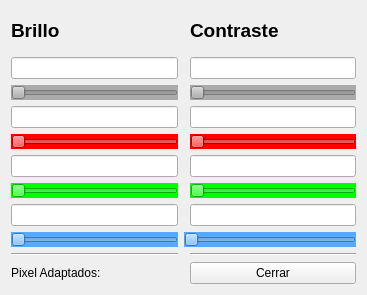
This is brilloycontraste.ui in alu0100585704/VPO as Qt 5 draws it before an edit. The edited form follows.
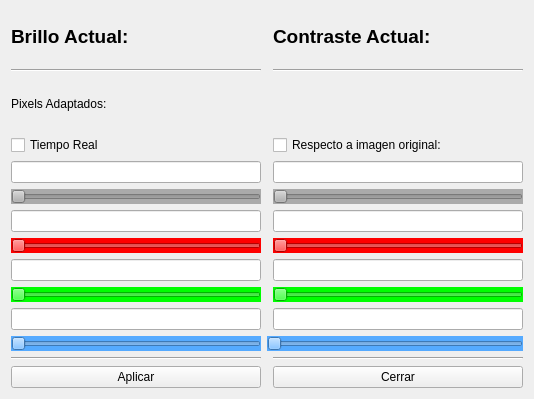
This is the edited form.

Diff of the .ui file:
```diff
--- a/brilloycontraste.ui
+++ b/brilloycontraste.ui
@@ -6,8 +6,8 @@
    <rect>
     <x>0</x>
     <y>0</y>
-    <width>367</width>
-    <height>295</height>
+    <width>534</width>
+    <height>399</height>
    </rect>
   </property>
   <property name="sizePolicy">
@@ -20,23 +20,105 @@
    <string>Form</string>
   </property>
   <layout class="QGridLayout" name="gridLayout">
+   <item row="13" column="1">
+    <widget class="QLineEdit" name="lineEdit_5"/>
+   </item>
+   <item row="7" column="1">
+    <widget class="QLineEdit" name="lineEdit"/>
+   </item>
+   <item row="10" column="1">
+    <widget class="QLineEdit" name="lineEdit_3"/>
+   </item>
+   <item row="7" column="3">
+    <widget class="QLineEdit" name="lineEdit_2"/>
+   </item>
+   <item row="8" column="3">
+    <widget class="QSlider" name="horizontalSlider_6">
+     <property name="styleSheet">
+      <string notr="true">background-color: rgb(255, 0, 0);</string>
+     </property>
+     <property name="orientation">
+      <enum>Qt::Horizontal</enum>
+     </property>
+    </widget>
+   </item>
+   <item row="13" column="3">
+    <widget class="QLineEdit" name="lineEdit_6"/>
+   </item>
    <item row="6" column="3">
+    <widget class="QSlider" name="sliderContrasteGris">
+     <property name="styleSheet">
+      <string notr="true">background-color: rgb(170, 170, 170);</string>
+     </property>
+     <property name="minimum">
+      <number>1</number>
+     </property>
+     <property name="maximum">
+      <number>127</number>
+     </property>
+     <property name="orientation">
+      <enum>Qt::Horizontal</enum>
+     </property>
+    </widget>
+   </item>
+   <item row="15" column="3">
+    <widget class="Line" name="line_2">
+     <property name="orientation">
+      <enum>Qt::Horizontal</enum>
+     </property>
+    </widget>
+   </item>
+   <item row="12" column="3">
+    <widget class="QSlider" name="horizontalSlider_5">
+     <property name="styleSheet">
+      <string notr="true">background-color: rgb(0, 255, 0);</string>
+     </property>
+     <property name="orientation">
+      <enum>Qt::Horizontal</enum>
+     </property>
+    </widget>
+   </item>
+   <item row="10" column="3">
     <widget class="QLineEdit" name="lineEdit_4"/>
    </item>
-   <item row="1" column="3">
-    <widget class="QLineEdit" name="lineEditContrasteGris"/>
+   <item row="19" column="1">
+    <widget class="QPushButton" name="pushButtonApply">
+     <property name="text">
+      <string>Aplicar</string>
+     </property>
+    </widget>
    </item>
    <item row="0" column="3">
     <widget class="QLabel" name="label_2">
      <property name="text">
-      <string>&lt;html&gt;&lt;head/&gt;&lt;body&gt;&lt;p&gt;&lt;span style=&quot; font-size:14pt; font-weight:600;&quot;&gt;Contraste&lt;/span&gt;&lt;/p&gt;&lt;/body&gt;&lt;/html&gt;</string>
+      <string>&lt;html&gt;&lt;head/&gt;&lt;body&gt;&lt;p&gt;&lt;span style=&quot; font-size:14pt; font-weight:600;&quot;&gt;Contraste Actual:&lt;/span&gt;&lt;/p&gt;&lt;/body&gt;&lt;/html&gt;</string>
      </property>
     </widget>
    </item>
-   <item row="10" column="1">
-    <widget class="QSlider" name="horizontalSlider_3">
+   <item row="8" column="1">
+    <widget class="QSlider" name="horizontalSlider">
      <property name="styleSheet">
-      <string notr="true">background-color: rgb(85, 170, 255);</string>
+      <string notr="true">background-color: rgb(255, 0, 0);</string>
+     </property>
+     <property name="orientation">
+      <enum>Qt::Horizontal</enum>
+     </property>
+    </widget>
+   </item>
+   <item row="4" column="3">
+    <widget class="QCheckBox" name="checkBoxKeepOriginal">
+     <property name="text">
+      <string>Respecto a imagen original:</string>
+     </property>
+    </widget>
+   </item>
+   <item row="6" column="1">
+    <widget class="QSlider" name="sliderBrilloGris">
+     <property name="styleSheet">
+      <string notr="true">background-color: rgb(170, 170, 170);</string>
+     </property>
+     <property name="maximum">
+      <number>255</number>
      </property>
      <property name="orientation">
       <enum>Qt::Horizontal</enum>
@@ -46,18 +128,35 @@
    <item row="0" column="1">
     <widget class="QLabel" name="label">
      <property name="text">
-      <string>&lt;html&gt;&lt;head/&gt;&lt;body&gt;&lt;p&gt;&lt;span style=&quot; font-size:14pt; font-weight:600;&quot;&gt;Brillo&lt;/span&gt;&lt;/p&gt;&lt;/body&gt;&lt;/html&gt;</string>
+      <string>&lt;html&gt;&lt;head/&gt;&lt;body&gt;&lt;p&gt;&lt;span style=&quot; font-size:14pt; font-weight:600;&quot;&gt;Brillo Actual:&lt;/span&gt;&lt;/p&gt;&lt;/body&gt;&lt;/html&gt;</string>
      </property>
     </widget>
    </item>
-   <item row="11" column="3">
-    <widget class="Line" name="line_2">
+   <item row="12" column="1">
+    <widget class="QSlider" name="horizontalSlider_2">
+     <property name="styleSheet">
+      <string notr="true">background-color: rgb(0, 255, 0);</string>
+     </property>
      <property name="orientation">
       <enum>Qt::Horizontal</enum>
      </property>
     </widget>
    </item>
-   <item row="1" column="1">
+   <item row="15" column="1">
+    <widget class="Line" name="line">
+     <property name="orientation">
+      <enum>Qt::Horizontal</enum>
+     </property>
+    </widget>
+   </item>
+   <item row="19" column="3">
+    <widget class="QPushButton" name="pushButtonClose">
+     <property name="text">
+      <string>Cerrar</string>
+     </property>
+    </widget>
+   </item>
+   <item row="5" column="1">
     <widget class="QLineEdit" name="lineEditBrilloGris">
      <property name="sizePolicy">
       <sizepolicy hsizetype="Expanding" vsizetype="Fixed">
@@ -70,67 +169,8 @@
      </property>
     </widget>
    </item>
-   <item row="9" column="3">
-    <widget class="QLineEdit" name="lineEdit_6"/>
-   </item>
-   <item row="3" column="3">
-    <widget class="QLineEdit" name="lineEdit_2"/>
-   </item>
-   <item row="6" column="1">
-    <widget class="QLineEdit" name="lineEdit_3"/>
-   </item>
-   <item row="9" column="1">
-    <widget class="QLineEdit" name="lineEdit_5"/>
-   </item>
-   <item row="4" column="3">
-    <widget class="QSlider" name="horizontalSlider_6">
-     <property name="styleSheet">
-      <string notr="true">background-color: rgb(255, 0, 0);</string>
-     </property>
-     <property name="orientation">
-      <enum>Qt::Horizontal</enum>
-     </property>
-    </widget>
-   </item>
-   <item row="11" column="1">
-    <widget class="Line" name="line">
-     <property name="orientation">
-      <enum>Qt::Horizontal</enum>
-     </property>
-    </widget>
-   </item>
-   <item row="13" column="3">
-    <widget class="QPushButton" name="pushButtonClose">
-     <property name="text">
-      <string>Cerrar</string>
-     </property>
-    </widget>
-   </item>
-   <item row="8" column="1">
-    <widget class="QSlider" name="horizontalSlider_2">
-     <property name="styleSheet">
-      <string notr="true">background-color: rgb(0, 255, 0);</string>
-     </property>
-     <property name="orientation">
-      <enum>Qt::Horizontal</enum>
-     </property>
-    </widget>
-   </item>
-   <item row="4" column="1">
-    <widget class="QSlider" name="horizontalSlider">
-     <property name="styleSheet">
-      <string notr="true">background-color: rgb(255, 0, 0);</string>
-     </property>
-     <property name="orientation">
-      <enum>Qt::Horizontal</enum>
-     </property>
-    </widget>
-   </item>
-   <item row="3" column="1">
-    <widget class="QLineEdit" name="lineEdit"/>
-   </item>
-   <item row="10" column="2" colspan="2">
-    <widget class="QSlider" name="horizontalSlider_4">
+   <item row="14" column="1">
+    <widget class="QSlider" name="horizontalSlider_3">
      <property name="styleSheet">
       <string notr="true">background-color: rgb(85, 170, 255);</string>
      </property>
@@ -139,49 +179,44 @@
      </property>
     </widget>
    </item>
-   <item row="8" column="3">
-    <widget class="QSlider" name="horizontalSlider_5">
-     <property name="styleSheet">
-      <string notr="true">background-color: rgb(0, 255, 0);</string>
-     </property>
-     <property name="orientation">
-      <enum>Qt::Horizontal</enum>
-     </property>
-    </widget>
-   </item>
-   <item row="2" column="3">
-    <widget class="QSlider" name="sliderContrasteGris">
-     <property name="styleSheet">
-      <string notr="true">background-color: rgb(170, 170, 170);</string>
-     </property>
-     <property name="minimum">
-      <number>1</number>
-     </property>
-     <property name="maximum">
-      <number>127</number>
-     </property>
-     <property name="orientation">
-      <enum>Qt::Horizontal</enum>
-     </property>
-    </widget>
+   <item row="5" column="3">
+    <widget class="QLineEdit" name="lineEditContrasteGris"/>
    </item>
    <item row="2" column="1">
-    <widget class="QSlider" name="sliderBrilloGris">
-     <property name="styleSheet">
-      <string notr="true">background-color: rgb(170, 170, 170);</string>
-     </property>
-     <property name="maximum">
-      <number>255</number>
-     </property>
-     <property name="orientation">
-      <enum>Qt::Horizontal</enum>
-     </property>
-    </widget>
-   </item>
-   <item row="13" column="1">
     <widget class="QLabel" name="pixelsLost">
      <property name="text">
-      <string>Pixel Adaptados: </string>
+      <string>Pixels Adaptados: </string>
+     </property>
+    </widget>
+   </item>
+   <item row="14" column="2" colspan="2">
+    <widget class="QSlider" name="horizontalSlider_4">
+     <property name="styleSheet">
+      <string notr="true">background-color: rgb(85, 170, 255);</string>
+     </property>
+     <property name="orientation">
+      <enum>Qt::Horizontal</enum>
+     </property>
+    </widget>
+   </item>
+   <item row="4" column="1">
+    <widget class="QCheckBox" name="checkBoxRealTime">
+     <property name="text">
+      <string>Tiempo Real</string>
+     </property>
+    </widget>
+   </item>
+   <item row="1" column="1">
+    <widget class="Line" name="line_5">
+     <property name="orientation">
+      <enum>Qt::Horizontal</enum>
+     </property>
+    </widget>
+   </item>
+   <item row="1" column="3">
+    <widget class="Line" name="line_6">
+     <property name="orientation">
+      <enum>Qt::Horizontal</enum>
      </property>
     </widget>
    </item>
```
Left out of the diff: 4 changed lines with no effect on the pictures.
